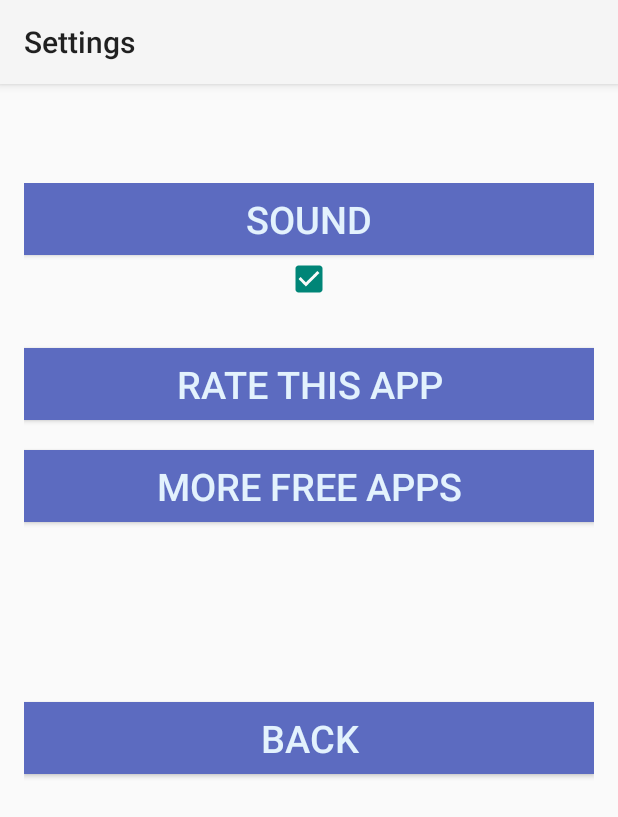
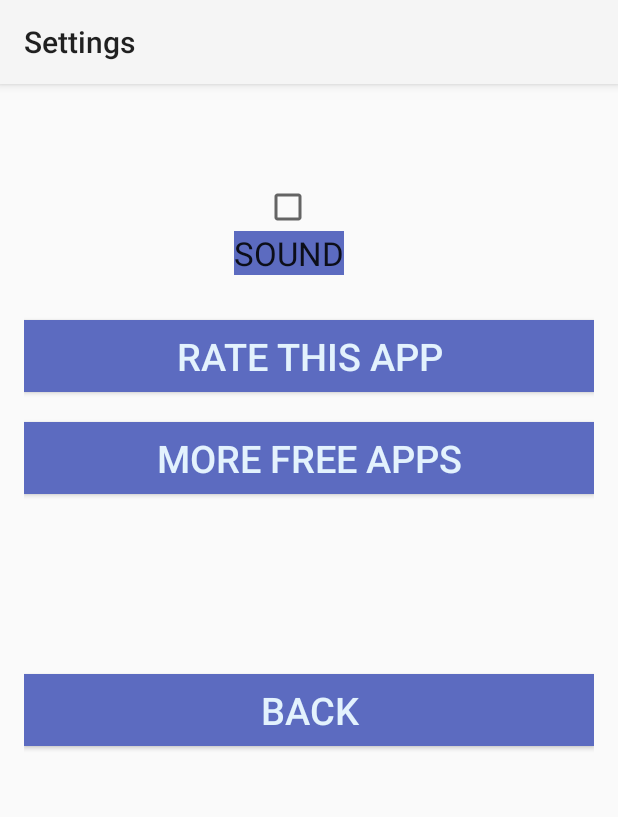
Before and after one commit to niandrasoft/FootBallQuiz, an Android app: the SettingsActivity screen opened directly, with no data from a screen before it, on a phone screen of 412 x 824 dp. Shown: the top 817 px of the screen. Run offline under Robolectric (Android 15) with nearby library versions, the phone set to English and light mode, and no system bars.

Commit message:
create a sound settings

```diff
--- a/app/src/main/java/com/niandrasoft/footballquiz/SettingsActivity.java
+++ b/app/src/main/java/com/niandrasoft/footballquiz/SettingsActivity.java
@@ -1,23 +1,52 @@
 package com.niandrasoft.footballquiz;
 
 import android.app.Activity;
+import android.app.ActivityManager;
 import android.content.Intent;
+import android.content.SharedPreferences;
 import android.net.Uri;
 import android.os.Bundle;
 import android.view.View;
+import android.widget.Button;
+import android.widget.CheckBox;
 
 public class SettingsActivity extends Activity implements View.OnClickListener{
+
+    //private Boolean b;
 
     @Override
     protected void onCreate(Bundle savedInstanceState) {
         super.onCreate(savedInstanceState);
         setContentView(R.layout.activity_settings);
 
+
+        CheckBox box = (CheckBox) findViewById(R.id.check1);
+
+        if(isServiceRunning()){
+            box.setChecked(true);
+        }else{
+            box.setChecked(false);
+        }
+
+
     }//end of onCreate method
+
+
+    private boolean isServiceRunning() {
+        ActivityManager manager = (ActivityManager)getSystemService(ACTIVITY_SERVICE);
+        for (ActivityManager.RunningServiceInfo service : manager.getRunningServices(Integer.MAX_VALUE)) {
+            if ("com.niandrasoft.footballquiz.SoundService".equals(service.service.getClassName())) {
+                return true;
+            }
+        }
+        return false;
+    }
 
     @Override
     public void onClick(View v) {
     }
+
+
 
 
     public void onClickBack(View view) {
@@ -30,4 +59,49 @@ public class SettingsActivity extends Activity implements View.OnClickListener{
         startActivity(i);
 
     }
-}
+
+    public void onOffMusic(View view) {
+        Boolean b = ((CheckBox) findViewById(R.id.check1)).isChecked();
+        if(b == true){
+            Intent svc = new Intent(SettingsActivity.this, SoundService.class);
+            startService(svc);
+        }else{
+            Intent svc = new Intent(SettingsActivity.this, SoundService.class);
+            stopService(svc);
+        }
+    }//end of onOffMusic method
+
+
+    @Override
+    protected void onPause() {
+        super.onPause();
+
+        Boolean check = ((CheckBox) findViewById(R.id.check1)).isChecked();
+
+        SharedPreferences pref = getSharedPreferences("SettingsActivity", MODE_PRIVATE);
+        SharedPreferences.Editor edit = pref.edit();
+        edit.putBoolean("checkbox1", check);
+        edit.commit();
+    }//end of onPause
+
+
+    @Override
+    protected void onResume() {
+        super.onResume();
+        SharedPreferences pref = getSharedPreferences("SettingsActivity", MODE_PRIVATE);
+        Boolean bb = pref.getBoolean("checkbox1", false);
+        if (bb) {
+            if(bb!=false){
+                CheckBox box = (CheckBox) findViewById(R.id.check1);
+                box.setChecked(true);
+            }else{
+                CheckBox box = (CheckBox) findViewById(R.id.check1);
+                box.setChecked(false);
+            }
+        }
+    }//end of onResume
+
+
+
+
+}//end of class
--- a/app/src/main/res/layout/activity_settings.xml
+++ b/app/src/main/res/layout/activity_settings.xml
@@ -16,28 +16,28 @@
        android:rowCount="5"
        android:layout_marginTop="50dp">
 
-    <Button
-        android:layout_width="fill_parent"
-        android:layout_height="wrap_content"
-        android:text="SOUND"
-        android:id="@+id/button5"
-        android:background="#5C6BC0"
-        android:textColor="#E3F2FD"
-        android:textSize="25dp"
-        android:layout_alignParentTop="true"
-        android:layout_centerHorizontal="true"
-        android:layout_row="0"
-        android:layout_column="0"/>
-
 
         <CheckBox
             android:layout_width="wrap_content"
             android:layout_height="wrap_content"
-           android:id="@+id/onOffSound"
+            android:id="@+id/check1"
+            android:layout_row="0"
+            android:layout_column="0"
+            android:layout_marginLeft="160dp"
+            android:onClick="onOffMusic" />
+
+        <TextView
+            android:layout_width="wrap_content"
+            android:layout_height="wrap_content"
+            android:textAppearance="?android:attr/textAppearanceLarge"
+            android:text="SOUND"
+            android:id="@+id/textView"
+            android:layout_alignParentTop="true"
+            android:layout_centerHorizontal="true"
             android:layout_row="1"
             android:layout_column="0"
-           android:checked="true"
-           android:layout_gravity="center_horizontal" />
+            android:background="#5C6BC0"
+            android:layout_marginLeft="140dp" />
 
         <Button
         android:layout_width="fill_parent"
@@ -48,7 +48,7 @@
         android:layout_gravity="center_horizontal"
         android:textColor="#E3F2FD"
         android:textSize="25dp"
-        android:layout_below="@+id/button5"
+        android:layout_below="@+id/soundOFF"
         android:layout_alignEnd="@+id/btnMoreApps"
         android:layout_row="2"
         android:layout_column="0"
```
Lines whose indentation alone changed are shown as unchanged.
